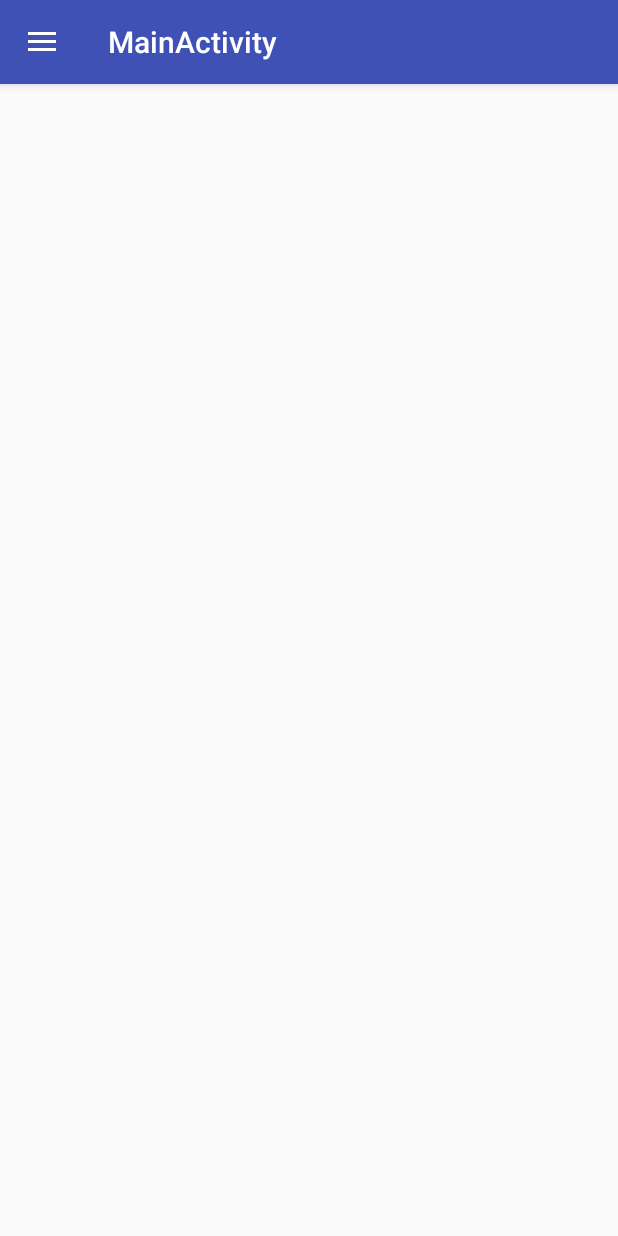
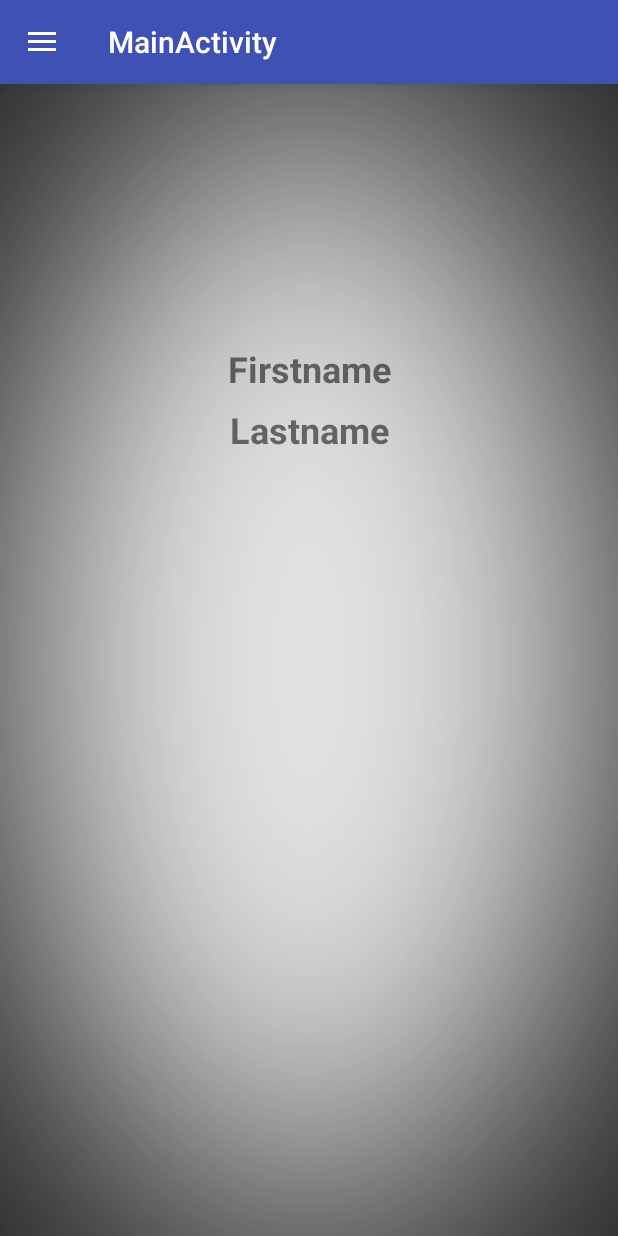
Before and after one commit to DmytroKutko/Social_Network_Kotlin, an Android app: the MainActivity screen opened directly, with no data from a screen before it, on a phone screen of 412 x 824 dp. Run offline under Robolectric (Android 15) with nearby library versions, the phone set to English and light mode, and no system bars; our stand-ins replace CircleImageView, Firebase (no records; nobody signed in at launch, a user with empty details on screens opened directly), Picasso.

Commit message:
fix login user and add logout function

```diff
--- a/app/src/main/java/com/example/myapplication/activities/MainActivity.kt
+++ b/app/src/main/java/com/example/myapplication/activities/MainActivity.kt
@@ -1,5 +1,6 @@
 package com.example.myapplication.activities
 
+import android.content.Intent
 import android.os.Bundle
 import android.support.design.widget.NavigationView
 import android.support.v4.view.GravityCompat
@@ -8,6 +9,7 @@ import android.support.v7.app.AppCompatActivity
 import android.view.Menu
 import android.view.MenuItem
 import com.example.myapplication.R
+import com.google.firebase.auth.FirebaseAuth
 import kotlinx.android.synthetic.main.activity_main.*
 import kotlinx.android.synthetic.main.app_bar_main.*
 
@@ -73,7 +75,8 @@ class MainActivity : AppCompatActivity(), NavigationView.OnNavigationItemSelecte
 
             }
             R.id.nav_logout -> {
-
+                FirebaseAuth.getInstance().signOut()
+                startActivity(Intent(this, AuthorizationActivity::class.java))
             }
         }
 
--- a/app/src/main/java/com/example/myapplication/activities/fragments/main/UserProfileFragment.kt
+++ b/app/src/main/java/com/example/myapplication/activities/fragments/main/UserProfileFragment.kt
@@ -12,6 +12,7 @@ import com.google.firebase.database.DataSnapshot
 import com.google.firebase.database.DatabaseError
 import com.google.firebase.database.FirebaseDatabase
 import com.google.firebase.database.ValueEventListener
+import com.squareup.picasso.Picasso
 import kotlinx.android.synthetic.main.fragment_user_profile.*
 
 class UserProfileFragment : Fragment() {
@@ -32,9 +33,22 @@ class UserProfileFragment : Fragment() {
 
         db = FirebaseDatabase.getInstance()
         mAuth = FirebaseAuth.getInstance()
-        val user = mAuth.currentUser
-        user?.let {
-            tvUserFirstname.text = user.email
-        }
+        val userId = mAuth.currentUser?.uid
+
+        val userRef = db.getReference("/users/$userId")
+
+        userRef.addListenerForSingleValueEvent(object : ValueEventListener {
+            override fun onCancelled(p0: DatabaseError) {
+            }
+
+            override fun onDataChange(p0: DataSnapshot) {
+                val user = p0.getValue(User::class.java)
+                if (user != null) {
+                    tvUserProfileFirstname.text = user.firstname
+                    tvUserProfileLastname.text = user.lastname
+                    Picasso.get().load(user.profileImage).into(civUserProfileImage)
+                }
+            }
+        })
     }
 }
--- a/app/src/main/res/layout/fragment_user_profile.xml
+++ b/app/src/main/res/layout/fragment_user_profile.xml
@@ -4,15 +4,31 @@
         xmlns:app="http://schemas.android.com/apk/res-auto" xmlns:tools="http://schemas.android.com/tools"
         android:layout_width="match_parent"
         android:layout_height="match_parent"
-        tools:context=".activities.fragments.main.UserProfileFragment">
+        tools:context=".activities.fragments.main.UserProfileFragment" android:background="@drawable/user_background">
 
 
+    <de.hdodenhof.circleimageview.CircleImageView
+            android:id="@+id/civUserProfileImage"
+            android:layout_width="125dp"
+            android:layout_height="125dp" android:layout_marginTop="16dp" app:layout_constraintTop_toTopOf="parent"
+            app:layout_constraintStart_toStartOf="parent" android:layout_marginStart="8dp"
+            app:layout_constraintEnd_toEndOf="parent" android:layout_marginEnd="8dp"/>
     <TextView
-            android:text="User"
+            android:text="Firstname"
             android:layout_width="wrap_content"
-            android:layout_height="wrap_content" android:id="@+id/tvUserFirstname"
+            android:layout_height="wrap_content" android:id="@+id/tvUserProfileFirstname"
+            android:textSize="24sp"
+            android:textStyle="bold"
+            android:layout_marginTop="32dp" app:layout_constraintTop_toBottomOf="@+id/civUserProfileImage"
+            android:layout_marginStart="8dp" app:layout_constraintStart_toStartOf="parent"
+            android:layout_marginEnd="8dp" app:layout_constraintEnd_toEndOf="parent"/>
+    <TextView
+            android:text="Lastname"
+            android:layout_width="wrap_content"
+            android:layout_height="wrap_content" android:id="@+id/tvUserProfileLastname"
             app:layout_constraintEnd_toEndOf="parent"
-            android:layout_marginEnd="8dp" android:layout_marginTop="64dp" app:layout_constraintTop_toTopOf="parent"
-            app:layout_constraintStart_toStartOf="parent" android:layout_marginStart="8dp" android:textSize="24sp"
-            android:textStyle="bold"/>
+            android:layout_marginEnd="8dp"
+            android:textSize="24sp" android:layout_marginTop="8dp"
+            app:layout_constraintTop_toBottomOf="@+id/tvUserProfileFirstname" android:layout_marginStart="8dp"
+            app:layout_constraintStart_toStartOf="parent" android:textStyle="bold"/>
 </android.support.constraint.ConstraintLayout>
```
Also changed, not shown: app/src/main/AndroidManifest.xml (+4 -4 lines), app/src/main/java/com/example/myapplication/activities/fragments/authorization/RegistrationFragment.kt (+11 -7 lines), app/src/main/res/drawable/user_background.png (added).
